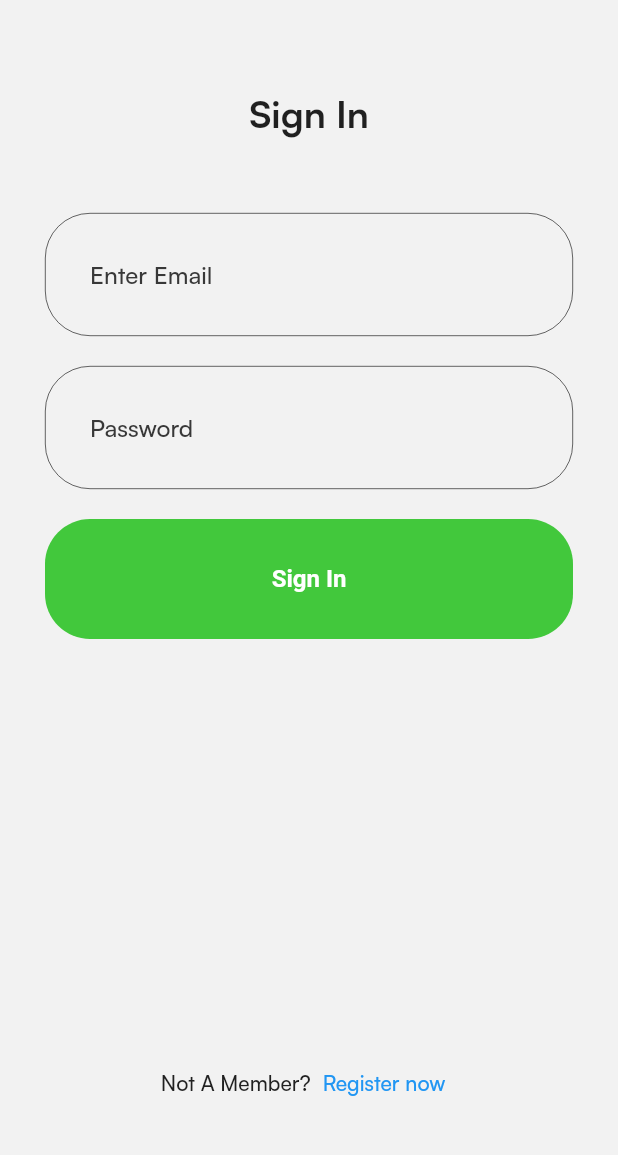
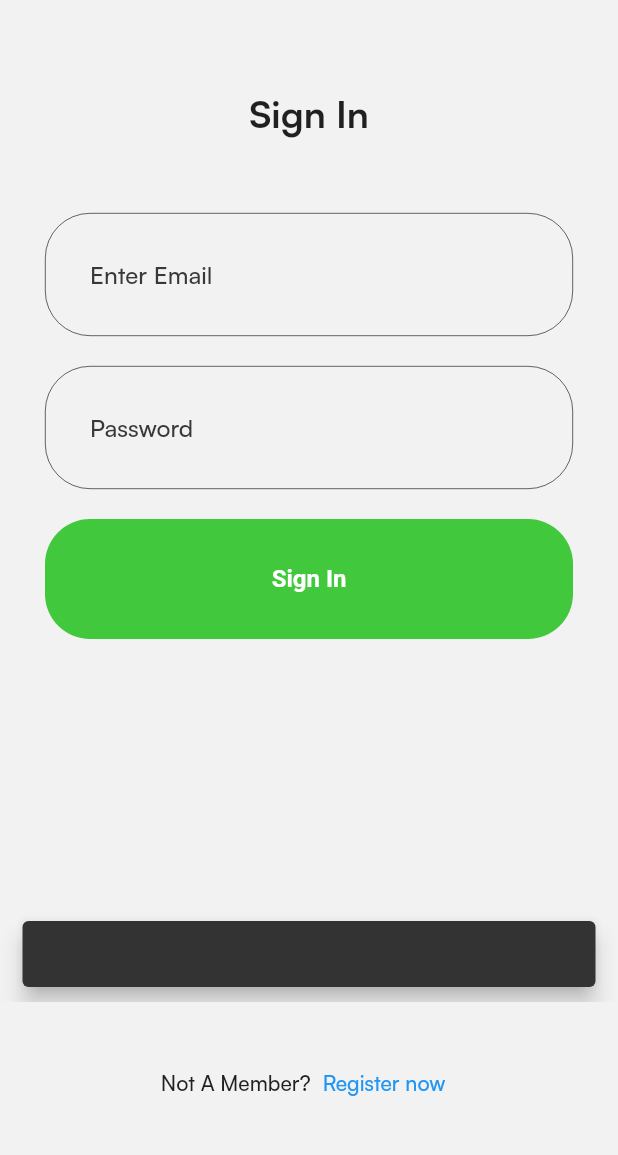
Before and after one commit to minhtritt01/spotify-flutter, a Flutter app: the SignInPage screen opened by its route, after a tap on "Sign In", on a phone screen of 412 x 824 dp, the part 72-1227 px from its top. Run offline on Flutter 3.47's test engine with Material 3 defaults, Android fonts, the phone set to English and light mode, and no system bars; our stand-ins replace dartz, firebase_auth, firebase_core, flutter_bloc, flutter_svg, gap and 4 more; accounts and stored records are empty; network calls fail.

Commit message:
signin done

```diff
--- /dev/null
+++ b/lib/data/models/auth/signin_user_req.dart
@@ -0,0 +1,6 @@
+class SigninUserReq {
+  final String email;
+  final String password;
+
+  SigninUserReq({required this.email, required this.password});
+}
--- a/lib/data/repository/auth/auth_repository_impl.dart
+++ b/lib/data/repository/auth/auth_repository_impl.dart
@@ -1,4 +1,5 @@
 import 'package:dartz/dartz.dart';
+import 'package:spotify/data/models/auth/signin_user_req.dart';
 import 'package:spotify/data/sources/auth/auth_firebase_service.dart';
 
 import '../../../domain/repository/auth/auth.dart';
@@ -8,13 +9,12 @@ import '../../models/auth/create_user_req.dart';
 
 class AuthRepositoryImpl extends AuthRepository {
   @override
-  Future<void> signin() {
-    // TODO: implement signin
-    throw UnimplementedError();
+  Future<Either> signup(CreateUserReq createUserReq) async {
+    return await sl<AuthFirebaseService>().signup(createUserReq);
   }
 
   @override
-  Future<Either> signup(CreateUserReq createUserReq) async {
-    return await sl<AuthFirebaseService>().signup(createUserReq);
+  Future<Either> signin(SigninUserReq signinUserReq) async {
+    return await sl<AuthFirebaseService>().signin(signinUserReq);
   }
 }
--- a/lib/data/sources/auth/auth_firebase_service.dart
+++ b/lib/data/sources/auth/auth_firebase_service.dart
@@ -1,15 +1,31 @@
 import 'package:dartz/dartz.dart';
 import 'package:firebase_auth/firebase_auth.dart';
-import 'package:spotify/data/models/auth/create_user_req.dart';
+import '../../models/auth/create_user_req.dart';
+
+import '../../models/auth/signin_user_req.dart';
 
 abstract class AuthFirebaseService {
-  Future<void> signin();
+  Future<Either> signin(SigninUserReq user);
   Future<Either> signup(CreateUserReq createUserReq);
 }
 
 class AuthFirebaseServiceImpl implements AuthFirebaseService {
   @override
-  Future<void> signin() async {}
+  Future<Either> signin(SigninUserReq signinUserReq) async {
+    try {
+      await FirebaseAuth.instance.signInWithEmailAndPassword(
+          email: signinUserReq.email, password: signinUserReq.password);
+      return const Right('Signin successfully');
+    } on FirebaseAuthException catch (e) {
+      String errorMessage = '';
+      if (e.code == 'invalid-email') {
+        errorMessage = 'Not user found for that email';
+      } else if (e.code == 'invalid-credential') {
+        errorMessage = 'Wrong credentials';
+      }
+      return Left(errorMessage);
+    }
+  }
 
   @override
   Future<Either> signup(CreateUserReq createUserReq) async {
--- a/lib/domain/repository/auth/auth.dart
+++ b/lib/domain/repository/auth/auth.dart
@@ -1,7 +1,8 @@
 import 'package:dartz/dartz.dart';
 import 'package:spotify/data/models/auth/create_user_req.dart';
+import 'package:spotify/data/models/auth/signin_user_req.dart';
 
 abstract class AuthRepository {
-  Future<void> signin();
+  Future<Either> signin(SigninUserReq signinUserReq);
   Future<Either> signup(CreateUserReq createUserReq);
 }
--- /dev/null
+++ b/lib/domain/usecases/auth/signin.dart
@@ -0,0 +1,14 @@
+import 'package:dartz/dartz.dart';
+import '../../../data/models/auth/signin_user_req.dart';
+
+import '../../../core/usecase/usecase.dart';
+
+import '../../../service_locator.dart';
+import '../../repository/auth/auth.dart';
+
+class SigninUseCase implements UseCase<Either, SigninUserReq> {
+  @override
+  Future<Either> call({SigninUserReq? params}) {
+    return sl<AuthRepository>().signin(params!);
+  }
+}
--- a/lib/presentation/auth/pages/signin.dart
+++ b/lib/presentation/auth/pages/signin.dart
@@ -3,11 +3,36 @@ import 'package:gap/gap.dart';
 import 'package:go_router/go_router.dart';
 import 'package:spotify/common/widgets/appbar/basic_app_bar.dart';
 import 'package:spotify/common/widgets/button/basic_app_button.dart';
+import 'package:spotify/data/models/auth/signin_user_req.dart';
+import 'package:spotify/domain/usecases/auth/signin.dart';
 
 import '../../../gen/assets.gen.dart';
+import '../../../service_locator.dart';
 
-class SignInPage extends StatelessWidget {
+class SignInPage extends StatefulWidget {
   const SignInPage({super.key});
+
+  @override
+  State<SignInPage> createState() => _SignInPageState();
+}
+
+class _SignInPageState extends State<SignInPage> {
+  late final TextEditingController _email;
+  late final TextEditingController _pass;
+
+  @override
+  void initState() {
+    _email = TextEditingController();
+    _pass = TextEditingController();
+    super.initState();
+  }
+
+  @override
+  void dispose() {
+    _email.dispose();
+    _pass.dispose();
+    super.dispose();
+  }
 
   @override
   Widget build(BuildContext context) {
@@ -16,7 +41,7 @@ class SignInPage extends StatelessWidget {
       appBar: BasicAppbar(
         title: Assets.vectors.spotifyLogo.svg(height: 40.0, width: 40.0),
       ),
-      body: Padding(
+      body: SingleChildScrollView(
         padding: const EdgeInsets.symmetric(vertical: 50.0, horizontal: 30.0),
         child: Column(
           children: [
@@ -26,7 +51,25 @@ class SignInPage extends StatelessWidget {
             const Gap(20.0),
             _passField(),
             const Gap(20.0),
-            BasicAppButton(onPressed: () {}, title: 'Sign In')
+            BasicAppButton(
+                onPressed: () async {
+                  var result = await sl<SigninUseCase>().call(
+                      params: SigninUserReq(
+                          email: _email.text, password: _pass.text));
+                  result.fold((l) {
+                    var snackbar = SnackBar(
+                      content: Text(l),
+                      behavior: SnackBarBehavior.floating,
+                    );
+                    ScaffoldMessenger.of(context).showSnackBar(snackbar);
+                  }, (r) {
+                    while (context.canPop()) {
+                      context.pop();
+                    }
+                    context.pushReplacement('/');
+                  });
+                },
+                title: 'Sign In')
           ],
         ),
       ),
@@ -45,17 +88,19 @@ class SignInPage extends StatelessWidget {
   }
 
   Widget _emailField() {
-    return const TextField(
-        decoration: InputDecoration(
-      hintText: 'Enter Email',
-    ));
+    return TextField(
+        controller: _email,
+        decoration: const InputDecoration(
+          hintText: 'Enter Email',
+        ));
   }
 
   Widget _passField() {
-    return const TextField(
-        decoration: InputDecoration(
-      hintText: 'Password',
-    ));
+    return TextField(
+        controller: _pass,
+        decoration: const InputDecoration(
+          hintText: 'Password',
+        ));
   }
 
   Widget _signupText(BuildContext context) {
--- a/lib/service_locator.dart
+++ b/lib/service_locator.dart
@@ -1,4 +1,5 @@
 import 'package:get_it/get_it.dart';
+import '../domain/usecases/auth/signin.dart';
 import '../domain/usecases/auth/singup.dart';
 import './data/sources/auth/auth_firebase_service.dart';
 import './domain/repository/auth/auth.dart';
@@ -11,4 +12,5 @@ Future<void> initializeDependencies() async {
   sl.registerSingleton<AuthFirebaseService>(AuthFirebaseServiceImpl());
   sl.registerSingleton<AuthRepository>(AuthRepositoryImpl());
   sl.registerSingleton<SignupUseCase>(SignupUseCase());
+  sl.registerSingleton<SigninUseCase>(SigninUseCase());
 }
```
Also changed, not shown: lib/presentation/auth/pages/signup.dart (+29 -7 lines).
